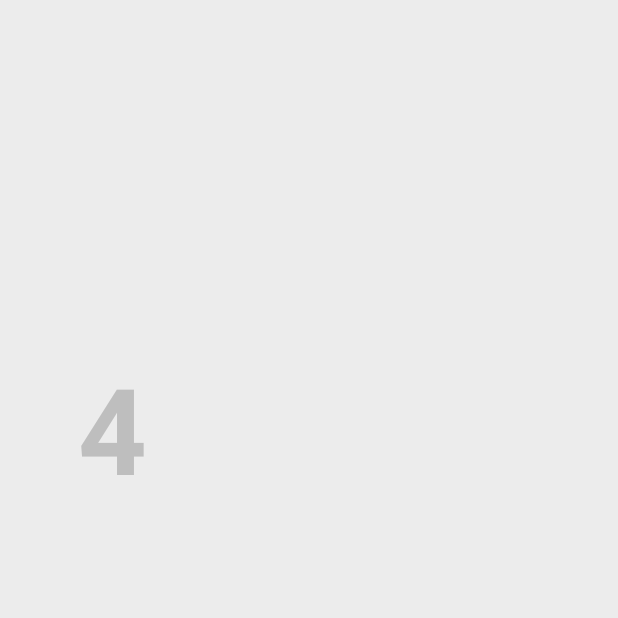
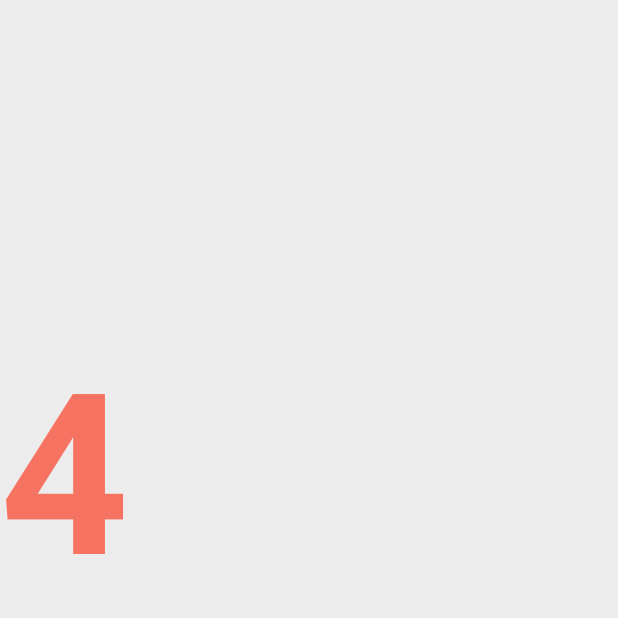
Before and after one commit to yubozu/cana-android, an Android app: the CountGameActivity screen opened directly, with no data from a screen before it, on a phone screen of 412 x 824 dp, the top half of it. Run offline under Robolectric (Android 15) with nearby library versions, the phone set to English and light mode, and no system bars; 1 statement that could not run was skipped.

Commit message:
fix count module and finish feedback

```diff
--- a/app/src/main/res/layout/activity_count_game.xml
+++ b/app/src/main/res/layout/activity_count_game.xml
@@ -9,11 +9,12 @@
     <TextView
         android:id="@+id/tvnum"
         android:gravity="center"
-        android:layout_width="150dp"
-        android:layout_height="150dp"
-        android:textSize="80sp"
+        android:layout_width="wrap_content"
+        android:layout_height="wrap_content"
+        android:textSize="150sp"
         android:textStyle="bold"
         android:visibility="invisible"
+        android:textColor="@color/freebie_4"
         />
 
 </LinearLayout>
```
Also changed, not shown: app/src/main/java/cn/ac/ict/cana/modules/count/CountConfirmActivity.java (+7 -4 lines), app/src/main/java/cn/ac/ict/cana/modules/count/CountEvaluation.java (+8 -1 lines), app/src/main/res/layout/activity_count_confirm.xml (+8 -1 lines).
